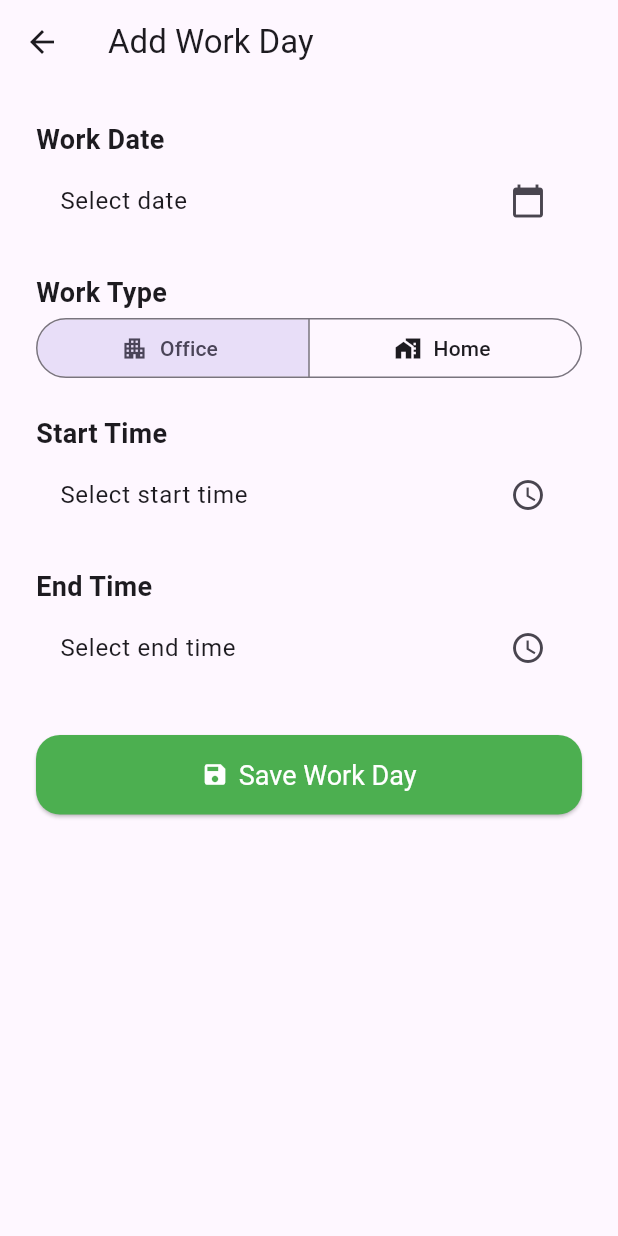
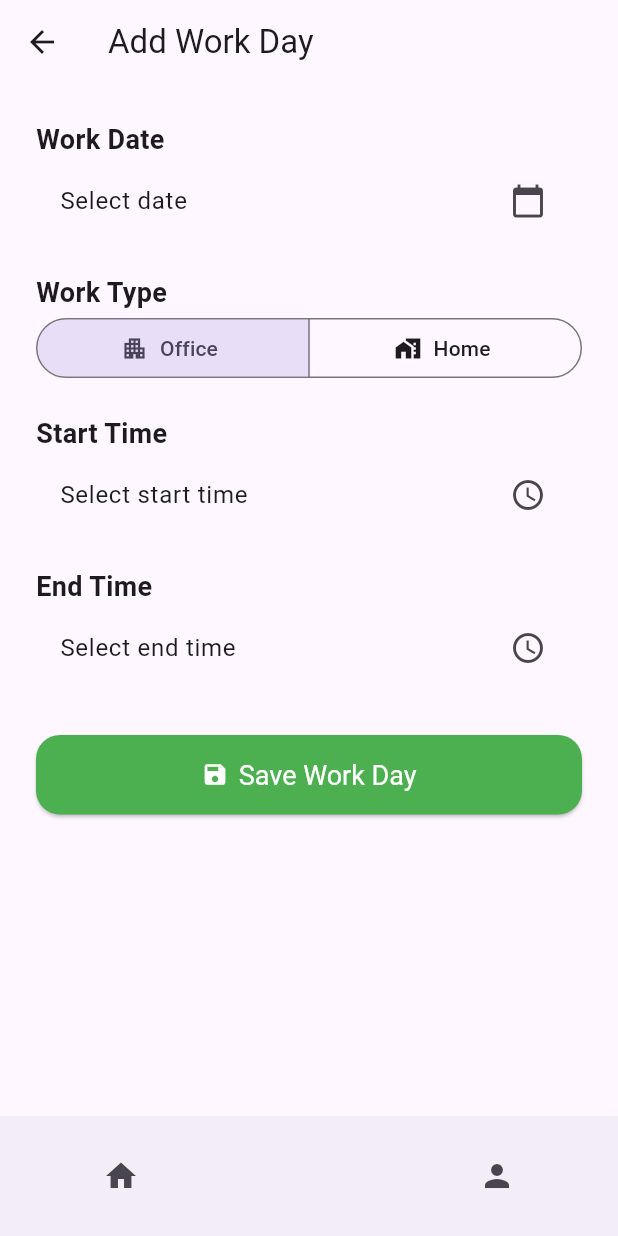
Before and after one commit to tarekmar98/my-salary, a Flutter app: the AddWorkDayPage screen opened directly with empty values, on a phone screen of 412 x 824 dp. Run offline on Flutter 3.47's test engine with Material 3 defaults, Android fonts, the phone set to English and light mode, and no system bars; our stand-ins replace dropdown_search, get_it, injectable, intl_phone_field, shared_preferences, table_calendar; missing offline and left inert: month_year_picker; accounts and stored records are empty; network calls fail; Roboto replaces fonts that are missing (Poppins).

Commit message:
fixes in the design.

```diff
--- a/client/lib/Page/AddWorkDayPage.dart
+++ b/client/lib/Page/AddWorkDayPage.dart
@@ -172,6 +172,25 @@ class _AddWorkDayPageState extends State<AddWorkDayPage> {
           ],
         ),
       ),
+      bottomNavigationBar: BottomAppBar(
+        shape: const CircularNotchedRectangle(),
+        notchMargin: 4.0,
+        child: Row(
+          mainAxisAlignment: MainAxisAlignment.spaceAround,
+          children: <Widget>[
+            IconButton(
+              icon: const Icon(Icons.home),
+              onPressed: () =>
+                  Navigator.pushReplacementNamed(context, '/home'),
+            ),
+            const SizedBox(width: 40.0),
+            IconButton(
+              icon: const Icon(Icons.person),
+              onPressed: () => Navigator.pushNamed(context, '/profile'),
+            ),
+          ],
+        ),
+      ),
     );
   }
 }
--- a/client/lib/Page/JobInfoPage.dart
+++ b/client/lib/Page/JobInfoPage.dart
@@ -201,6 +201,7 @@ class _JobInfoPageState extends State<JobInfoPage> {
                   ],
                 ),
                 if (_selectedSalaryType != null) ...[
+                  const SizedBox(height: 8.0),
                   TextField(
                     controller: _salaryController,
                     decoration: InputDecoration(
@@ -257,6 +258,7 @@ class _JobInfoPageState extends State<JobInfoPage> {
                   ],
                 ),
                 if (_selectedFoodType != null) ...[
+                  const SizedBox(height: 8.0),
                   TextField(
                     controller: _foodController,
                     decoration: InputDecoration(
@@ -313,6 +315,7 @@ class _JobInfoPageState extends State<JobInfoPage> {
                   ],
                 ),
                 if (_selectedTravelType != null) ...[
+                  const SizedBox(height: 8.0),
                   TextField(
                     controller: _travelController,
                     decoration: InputDecoration(
@@ -545,6 +548,7 @@ class _JobInfoPageState extends State<JobInfoPage> {
                 'Select your night shift start hour:',
                 style: TextStyle(fontWeight: FontWeight.bold),
               ),
+              const SizedBox(height: 10.0),
               DateTimeInput(
                 weekDayEnabled: false,
                 onChanged: (value) {
```
